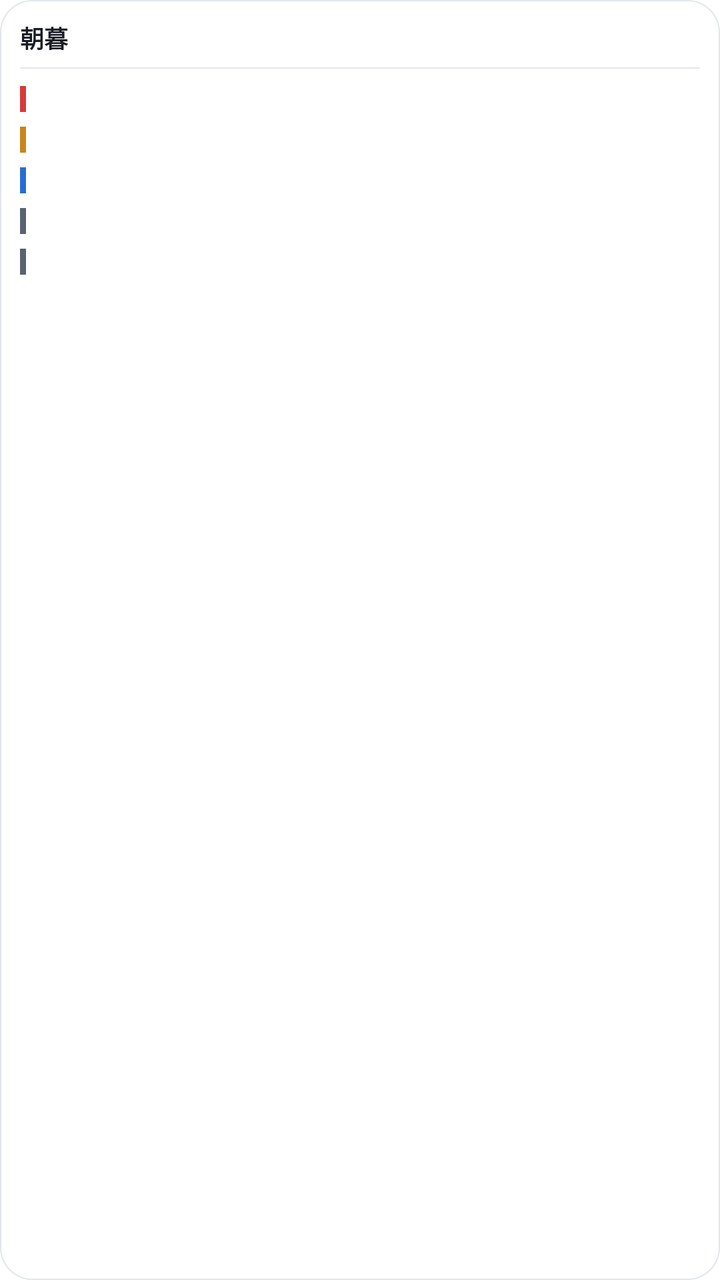
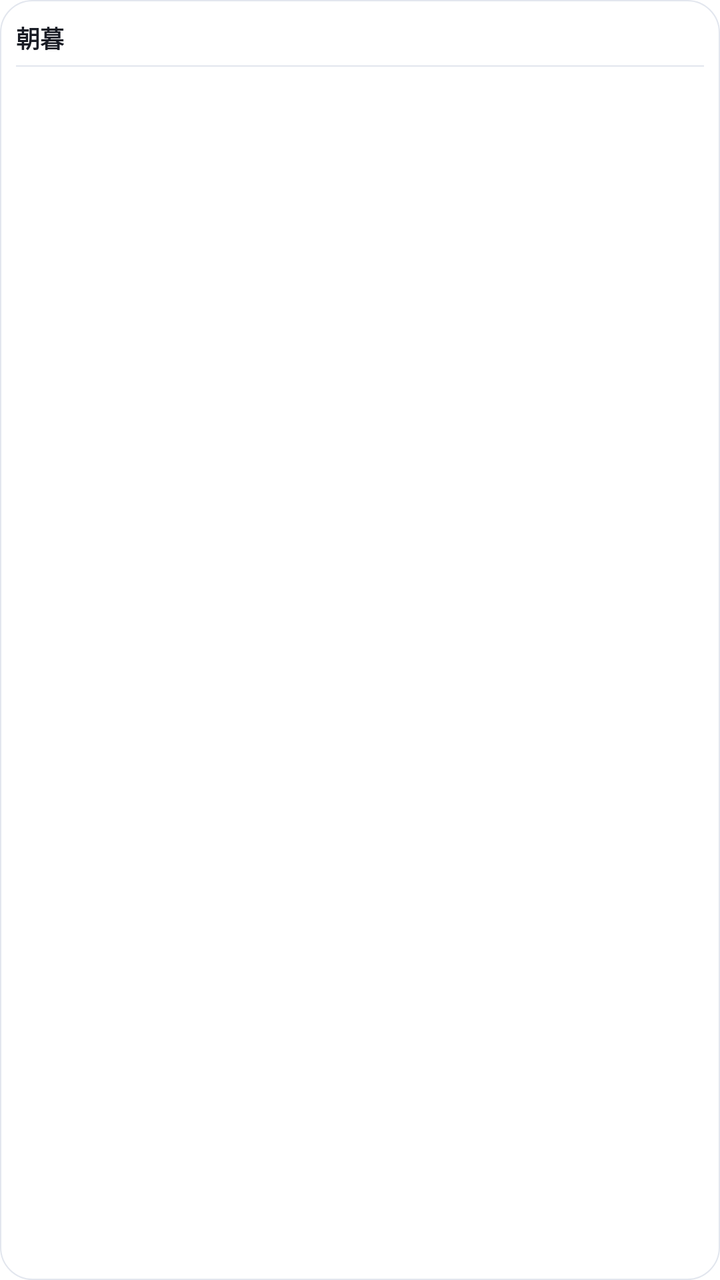

Compare the two renders of this Android layout. The source of the first and the diff that turns it into the second are given below.
<!-- AndroidManifest.xml: fallback theme Theme.MaterialComponents.DayNight.NoActionBar -->
<!-- res/layout/widget_chaomu.xml -->
<?xml version="1.0" encoding="utf-8"?>
<LinearLayout xmlns:android="http://schemas.android.com/apk/res/android"
    android:layout_width="match_parent"
    android:layout_height="match_parent"
    android:orientation="vertical"
    android:background="@drawable/widget_bg"
    android:padding="10dp">

    
    <LinearLayout
        android:id="@+id/widget_head"
        android:layout_width="match_parent"
        android:layout_height="wrap_content"
        android:orientation="horizontal"
        android:gravity="center_vertical"
        android:paddingBottom="6dp">

        <TextView
            android:layout_width="wrap_content"
            android:layout_height="wrap_content"
            android:text="朝暮"
            android:textSize="12sp"
            android:textStyle="bold"
            android:textColor="#1A1D26" />

        <TextView
            android:id="@+id/widget_date"
            android:layout_width="0dp"
            android:layout_height="wrap_content"
            android:layout_weight="1"
            android:layout_marginStart="6dp"
            android:text=""
            android:textSize="11sp"
            android:textColor="#949CAA" />

        <TextView
            android:id="@+id/widget_count"
            android:layout_width="wrap_content"
            android:layout_height="wrap_content"
            android:text=""
            android:textSize="11sp"
            android:textColor="#185FA5" />
    </LinearLayout>

    <View
        android:layout_width="match_parent"
        android:layout_height="0.5dp"
        android:background="#E2E6EE"
        android:layout_marginBottom="5dp" />

    
    <LinearLayout
        android:id="@+id/widget_row1"
        android:layout_width="match_parent"
        android:layout_height="wrap_content"
        android:orientation="horizontal"
        android:paddingTop="2dp"
        android:paddingBottom="2dp">

        <View
            android:layout_width="3dp"
            android:layout_height="13dp"
            android:layout_marginEnd="6dp"
            android:layout_gravity="center_vertical"
            android:background="#D63A3A" />

        <TextView
            android:id="@+id/widget_t1"
            android:layout_width="0dp"
            android:layout_height="wrap_content"
            android:layout_weight="1"
            android:maxLines="1"
            android:ellipsize="end"
            android:text=""
            android:textSize="12sp"
            android:textColor="#1A1D26" />
    </LinearLayout>

    <LinearLayout
        android:id="@+id/widget_row2"
        android:layout_width="match_parent"
        android:layout_height="wrap_content"
        android:orientation="horizontal"
        android:paddingTop="2dp"
        android:paddingBottom="2dp">

        <View
            android:layout_width="3dp"
            android:layout_height="13dp"
            android:layout_marginEnd="6dp"
            android:layout_gravity="center_vertical"
            android:background="#C8871A" />

        <TextView
            android:id="@+id/widget_t2"
            android:layout_width="0dp"
            android:layout_height="wrap_content"
            android:layout_weight="1"
            android:maxLines="1"
            android:ellipsize="end"
            android:text=""
            android:textSize="12sp"
            android:textColor="#1A1D26" />
    </LinearLayout>

    <LinearLayout
        android:id="@+id/widget_row3"
        android:layout_width="match_parent"
        android:layout_height="wrap_content"
        android:orientation="horizontal"
        android:paddingTop="2dp"
        android:paddingBottom="2dp">

        <View
            android:layout_width="3dp"
            android:layout_height="13dp"
            android:layout_marginEnd="6dp"
            android:layout_gravity="center_vertical"
            android:background="#2B6CD4" />

        <TextView
            android:id="@+id/widget_t3"
            android:layout_width="0dp"
            android:layout_height="wrap_content"
            android:layout_weight="1"
            android:maxLines="1"
            android:ellipsize="end"
            android:text=""
            android:textSize="12sp"
            android:textColor="#1A1D26" />
    </LinearLayout>

    <LinearLayout
        android:id="@+id/widget_row4"
        android:layout_width="match_parent"
        android:layout_height="wrap_content"
        android:orientation="horizontal"
        android:paddingTop="2dp"
        android:paddingBottom="2dp">

        <View
            android:layout_width="3dp"
            android:layout_height="13dp"
            android:layout_marginEnd="6dp"
            android:layout_gravity="center_vertical"
            android:background="#5A6270" />

        <TextView
            android:id="@+id/widget_t4"
            android:layout_width="0dp"
            android:layout_height="wrap_content"
            android:layout_weight="1"
            android:maxLines="1"
            android:ellipsize="end"
            android:text=""
            android:textSize="12sp"
            android:textColor="#1A1D26" />
    </LinearLayout>

    <LinearLayout
        android:id="@+id/widget_row5"
        android:layout_width="match_parent"
        android:layout_height="wrap_content"
        android:orientation="horizontal"
        android:paddingTop="2dp"
        android:paddingBottom="2dp">

        <View
            android:layout_width="3dp"
            android:layout_height="13dp"
            android:layout_marginEnd="6dp"
            android:layout_gravity="center_vertical"
            android:background="#5A6270" />

        <TextView
            android:id="@+id/widget_t5"
            android:layout_width="0dp"
            android:layout_height="wrap_content"
            android:layout_weight="1"
            android:maxLines="1"
            android:ellipsize="end"
            android:text=""
            android:textSize="12sp"
            android:textColor="#1A1D26" />
    </LinearLayout>

    <TextView
        android:id="@+id/widget_empty"
        android:layout_width="match_parent"
        android:layout_height="wrap_content"
        android:text="今天没有待办"
        android:textSize="12sp"
        android:textColor="#B8BDC8"
        android:paddingTop="8dp"
        android:visibility="gone" />

    <TextView
        android:id="@+id/widget_more"
        android:layout_width="match_parent"
        android:layout_height="wrap_content"
        android:text=""
        android:textSize="11sp"
        android:textColor="#949CAA"
        android:paddingTop="3dp"
        android:visibility="gone" />

</LinearLayout>
<!-- resources referenced by this layout -->
<resources>
  <!-- drawable widget_bg (drawable) -->
  <?xml version="1.0" encoding="utf-8"?>
  <shape xmlns:android="http://schemas.android.com/apk/res/android"
      android:shape="rectangle">
      <solid android:color="#FFFFFF" />
      <corners android:radius="16dp" />
      <stroke
          android:width="0.5dp"
          android:color="#E2E6EE" />
  </shape>
</resources>

<!-- the commit's change to res/layout/widget_chaomu.xml (unified diff, before → after) -->
@@ -4,7 +4,7 @@
     android:layout_height="match_parent"
     android:orientation="vertical"
     android:background="@drawable/widget_bg"
-    android:padding="10dp">
+    android:padding="8dp">
 
     
     <LinearLayout
@@ -13,7 +13,8 @@
         android:layout_height="wrap_content"
         android:orientation="horizontal"
         android:gravity="center_vertical"
-        android:paddingBottom="6dp">
+        android:paddingTop="2dp"
+        android:paddingBottom="5dp">
 
         <TextView
             android:layout_width="wrap_content"
@@ -45,163 +46,28 @@
     <View
         android:layout_width="match_parent"
         android:layout_height="0.5dp"
-        android:background="#E2E6EE"
-        android:layout_marginBottom="5dp" />
+        android:background="#E2E6EE" />
 
     
-    <LinearLayout
-        android:id="@+id/widget_row1"
+    <ListView
+        android:id="@+id/widget_list"
         android:layout_width="match_parent"
-        android:layout_height="wrap_content"
-        android:orientation="horizontal"
-        android:paddingTop="2dp"
-        android:paddingBottom="2dp">
+        android:layout_height="0dp"
+        android:layout_weight="1"
+        android:divider="#00000000"
+        android:dividerHeight="0dp"
+        android:layout_marginTop="2dp" />
 
-        <View
-            android:layout_width="3dp"
-            android:layout_height="13dp"
-            android:layout_marginEnd="6dp"
-            android:layout_gravity="center_vertical"
-            android:background="#D63A3A" />
-
-        <TextView
-            android:id="@+id/widget_t1"
-            android:layout_width="0dp"
-            android:layout_height="wrap_content"
-            android:layout_weight="1"
-            android:maxLines="1"
-            android:ellipsize="end"
-            android:text=""
-            android:textSize="12sp"
-            android:textColor="#1A1D26" />
-    </LinearLayout>
-
-    <LinearLayout
-        android:id="@+id/widget_row2"
-        android:layout_width="match_parent"
-        android:layout_height="wrap_content"
-        android:orientation="horizontal"
-        android:paddingTop="2dp"
-        android:paddingBottom="2dp">
-
-        <View
-            android:layout_width="3dp"
-            android:layout_height="13dp"
-            android:layout_marginEnd="6dp"
-            android:layout_gravity="center_vertical"
-            android:background="#C8871A" />
-
-        <TextView
-            android:id="@+id/widget_t2"
-            android:layout_width="0dp"
-            android:layout_height="wrap_content"
-            android:layout_weight="1"
-            android:maxLines="1"
-            android:ellipsize="end"
-            android:text=""
-            android:textSize="12sp"
-            android:textColor="#1A1D26" />
-    </LinearLayout>
-
-    <LinearLayout
-        android:id="@+id/widget_row3"
-        android:layout_width="match_parent"
-        android:layout_height="wrap_content"
-        android:orientation="horizontal"
-        android:paddingTop="2dp"
-        android:paddingBottom="2dp">
-
-        <View
-            android:layout_width="3dp"
-            android:layout_height="13dp"
-            android:layout_marginEnd="6dp"
-            android:layout_gravity="center_vertical"
-            android:background="#2B6CD4" />
-
-        <TextView
-            android:id="@+id/widget_t3"
-            android:layout_width="0dp"
-            android:layout_height="wrap_content"
-            android:layout_weight="1"
-            android:maxLines="1"
-            android:ellipsize="end"
-            android:text=""
-            android:textSize="12sp"
-            android:textColor="#1A1D26" />
-    </LinearLayout>
-
-    <LinearLayout
-        android:id="@+id/widget_row4"
-        android:layout_width="match_parent"
-        android:layout_height="wrap_content"
-        android:orientation="horizontal"
-        android:paddingTop="2dp"
-        android:paddingBottom="2dp">
-
-        <View
-            android:layout_width="3dp"
-            android:layout_height="13dp"
-            android:layout_marginEnd="6dp"
-            android:layout_gravity="center_vertical"
-            android:background="#5A6270" />
-
-        <TextView
-            android:id="@+id/widget_t4"
-            android:layout_width="0dp"
-            android:layout_height="wrap_content"
-            android:layout_weight="1"
-            android:maxLines="1"
-            android:ellipsize="end"
-            android:text=""
-            android:textSize="12sp"
-            android:textColor="#1A1D26" />
-    </LinearLayout>
-
-    <LinearLayout
-        android:id="@+id/widget_row5"
-        android:layout_width="match_parent"
-        android:layout_height="wrap_content"
-        android:orientation="horizontal"
-        android:paddingTop="2dp"
-        android:paddingBottom="2dp">
-
-        <View
-            android:layout_width="3dp"
-            android:layout_height="13dp"
-            android:layout_marginEnd="6dp"
-            android:layout_gravity="center_vertical"
-            android:background="#5A6270" />
-
-        <TextView
-            android:id="@+id/widget_t5"
-            android:layout_width="0dp"
-            android:layout_height="wrap_content"
-            android:layout_weight="1"
-            android:maxLines="1"
-            android:ellipsize="end"
-            android:text=""
-            android:textSize="12sp"
-            android:textColor="#1A1D26" />
-    </LinearLayout>
-
+    
     <TextView
         android:id="@+id/widget_empty"
         android:layout_width="match_parent"
-        android:layout_height="wrap_content"
+        android:layout_height="0dp"
+        android:layout_weight="1"
         android:text="今天没有待办"
         android:textSize="12sp"
         android:textColor="#B8BDC8"
-        android:paddingTop="8dp"
-        android:visibility="gone" />
-
-    <TextView
-        android:id="@+id/widget_more"
-        android:layout_width="match_parent"
-        android:layout_height="wrap_content"
-        android:text=""
-        android:textSize="11sp"
-        android:textColor="#949CAA"
-        android:paddingTop="3dp"
+        android:gravity="center"
         android:visibility="gone" />
 
 </LinearLayout>
